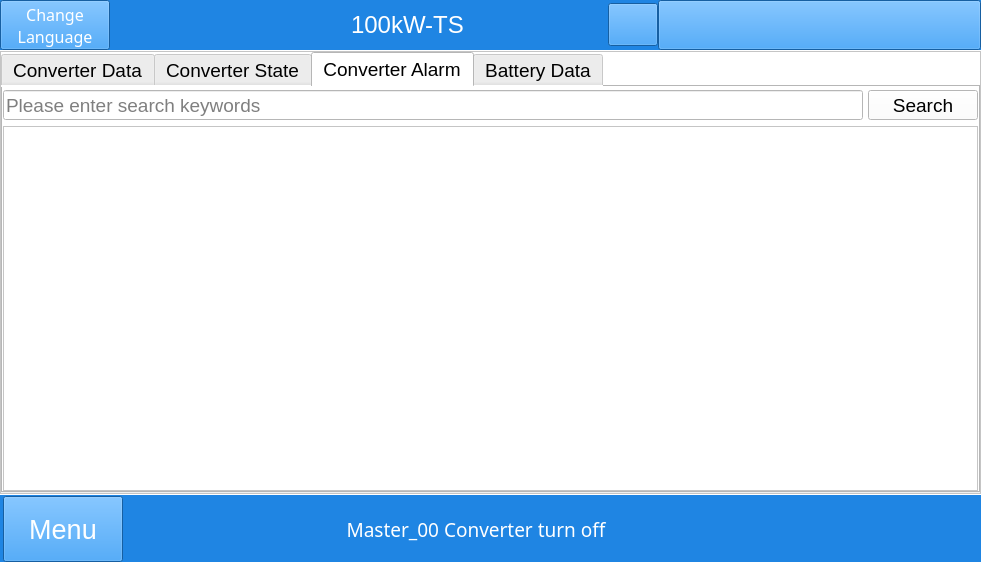
Qt form mywidget.ui (megarevolpr/MWin) before a commit.
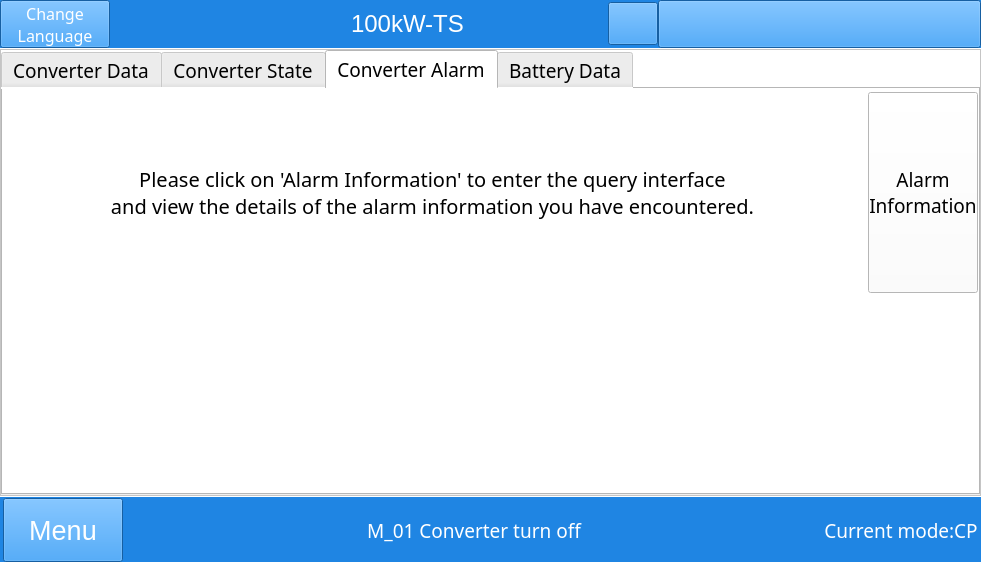
The same form after that commit. The open tabs and pages were chosen to show the change. Icons and pictures are not drawn.

```diff
--- a/mywidget.ui
+++ b/mywidget.ui
@@ -4157,6 +4157,7 @@
               <widget class="QTabWidget" name="Run_tabWidget">
                <property name="font">
                 <font>
+                 <family>宋体</family>
                  <pointsize>14</pointsize>
                 </font>
                </property>
@@ -5855,62 +5856,62 @@
                    <item>
                     <layout class="QHBoxLayout" name="horizontalLayout_30">
                      <item>
-                      <widget class="QLineEdit" name="search_le">
-                       <property name="minimumSize">
-                        <size>
-                         <width>860</width>
-                         <height>30</height>
-                        </size>
-                       </property>
-                       <property name="maximumSize">
-                        <size>
-                         <width>860</width>
-                         <height>30</height>
-                        </size>
-                       </property>
-                       <property name="inputMask">
-                        <string/>
+                      <widget class="QLabel" name="label_34">
+                       <property name="font">
+                        <font>
+                         <family>宋体</family>
+                         <pointsize>15</pointsize>
+                        </font>
                        </property>
                        <property name="text">
-                        <string/>
+                        <string>Please click on 'Alarm Information' to enter the query interface
+and view the details of the alarm information you have encountered.</string>
                        </property>
-                       <property name="echoMode">
-                        <enum>QLineEdit::Normal</enum>
-                       </property>
-                       <property name="placeholderText">
-                        <string>Please enter search keywords</string>
+                       <property name="alignment">
+                        <set>Qt::AlignCenter</set>
                        </property>
                       </widget>
                      </item>
                      <item>
                       <widget class="QPushButton" name="search_btn">
+                       <property name="sizePolicy">
+                        <sizepolicy hsizetype="Expanding" vsizetype="Expanding">
+                         <horstretch>0</horstretch>
+                         <verstretch>0</verstretch>
+                        </sizepolicy>
+                       </property>
                        <property name="minimumSize">
                         <size>
                          <width>110</width>
-                         <height>30</height>
+                         <height>0</height>
                         </size>
                        </property>
                        <property name="maximumSize">
                         <size>
                          <width>110</width>
-                         <height>30</height>
+                         <height>16777215</height>
                         </size>
                        </property>
                        <property name="text">
-                        <string>Search</string>
+                        <string>Alarm
+Information</string>
                        </property>
                       </widget>
                      </item>
                     </layout>
                    </item>
                    <item>
-                    <widget class="QTableWidget" name="RTAlarm_Data_page">
-                     <property name="font">
-                      <font>
-                       <pointsize>12</pointsize>
-                      </font>
+                    <spacer name="verticalSpacer">
+                     <property name="orientation">
+                      <enum>Qt::Vertical</enum>
                      </property>
-                    </widget>
+                     <property name="sizeHint" stdset="0">
+                      <size>
+                       <width>20</width>
+                       <height>40</height>
+                      </size>
+                     </property>
+                    </spacer>
                    </item>
                   </layout>
                  </item>
@@ -10366,7 +10367,7 @@
                  <string notr="true">color: rgb(255, 255, 255);</string>
                 </property>
                 <property name="text">
-                 <string>Master_00 Converter turn off</string>
+                 <string>M_01 Converter turn off</string>
                 </property>
                 <property name="alignment">
                  <set>Qt::AlignCenter</set>
@@ -10405,6 +10406,7 @@
                 </property>
                 <property name="font">
                  <font>
+                  <family>新宋体</family>
                   <pointsize>14</pointsize>
                  </font>
                 </property>
@@ -10412,7 +10414,10 @@
                  <string notr="true">color: rgb(255, 255, 255);</string>
                 </property>
                 <property name="text">
-                 <string/>
+                 <string>Current mode:CP</string>
+                </property>
+                <property name="alignment">
+                 <set>Qt::AlignCenter</set>
                 </property>
                </widget>
               </item>
```
Left out of the diff: 65 changed lines with no effect on the pictures.
